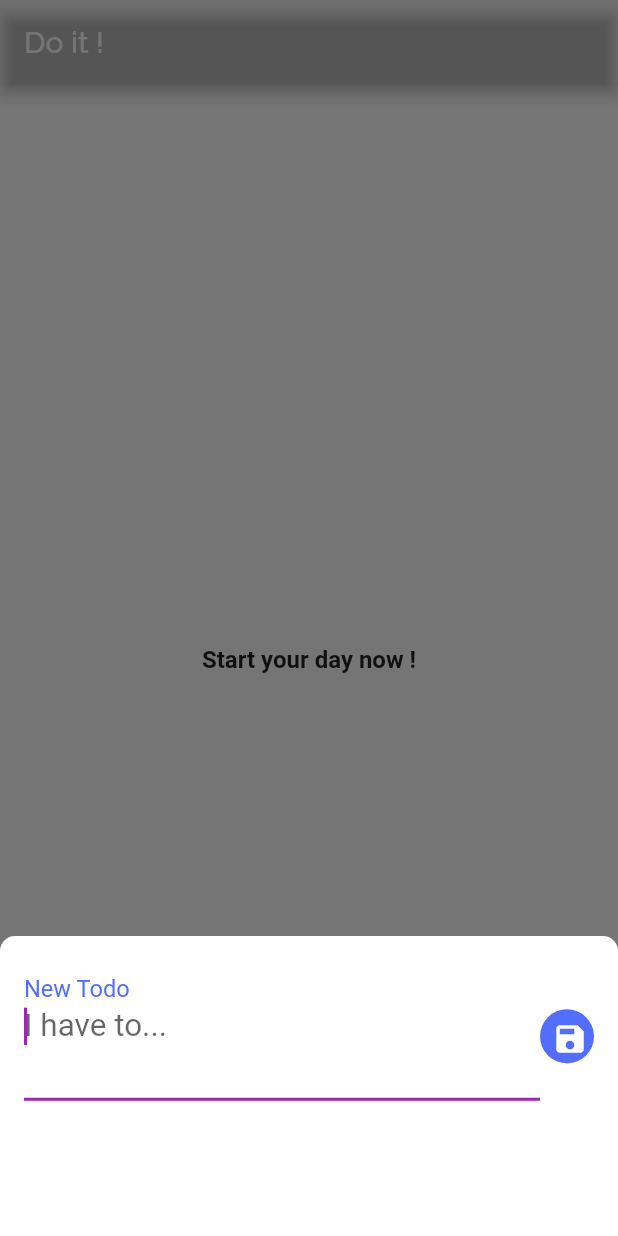
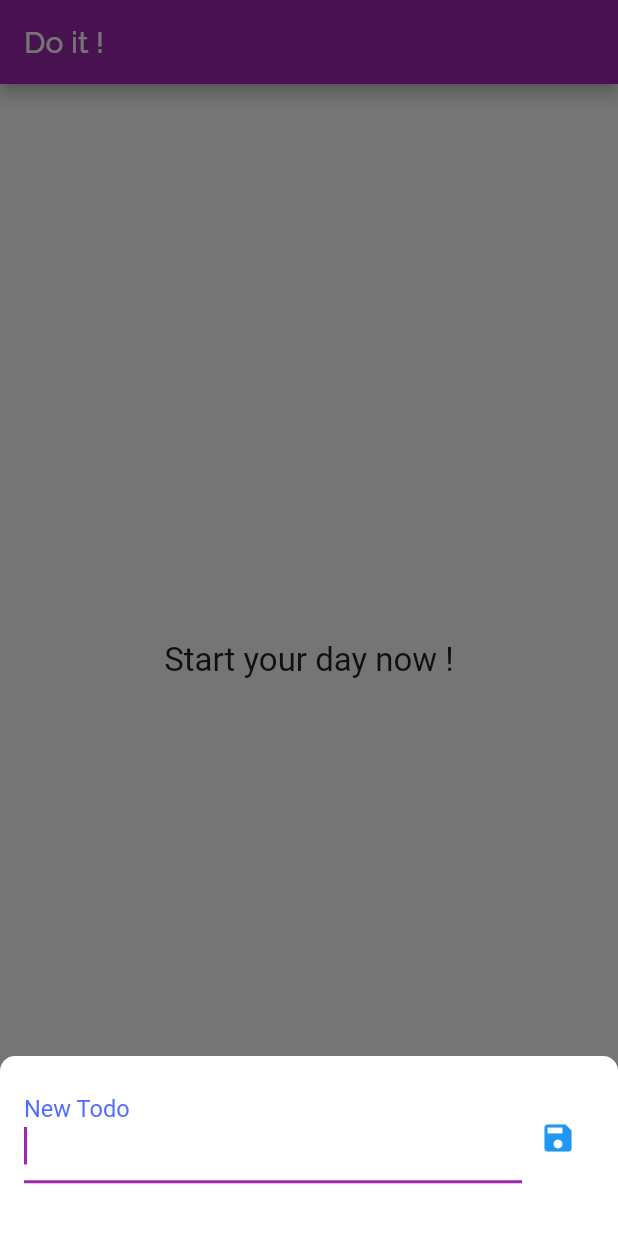
Before and after one commit to fariswidaa/StoringDemo, a Flutter app: the screen it shows after launch, after a tap on the "add" icon, on a phone screen of 412 x 824 dp. Run offline on Flutter 3.47's test engine with Material 2 defaults, Android fonts, the light colour scheme and no system bars; our stand-ins replace google_fonts, sqflite; accounts and stored records are empty.

Commit message:
visual polishing

```diff
--- a/lib/ui/home.dart
+++ b/lib/ui/home.dart
@@ -32,8 +32,10 @@ class _HomeState extends State<Home> {
         title: Text(
           'Do it !',
           style: GoogleFonts.raleway(),
+          // backgroundColor :Colors.black,
         ),
-        backgroundColor: Colors.transparent,
+        // third change
+      //  backgroundColor: Colors.white,
       ),
       body: SafeArea(
         child: Container(
@@ -73,7 +75,7 @@ class _HomeState extends State<Home> {
             child: new Container(
               color: Colors.transparent,
               child: new Container(
-                height: 200.0,
+                height: 120.0,
                 decoration: new BoxDecoration(
                   color: Colors.white,
                   borderRadius: new BorderRadius.only(
@@ -93,12 +95,10 @@ class _HomeState extends State<Home> {
                             child: TextFormField(
                               controller: _todoDescriptionFormController,
                               textInputAction: TextInputAction.newline,
-                              maxLines: 2,
                               style: TextStyle(
                                   fontSize: 21, fontWeight: FontWeight.w400),
                               autofocus: true,
                               decoration: const InputDecoration(
-                                hintText: 'I have to...',
                                 labelText: 'New Todo',
                                 labelStyle: TextStyle(
                                   color: Colors.indigoAccent,
@@ -116,14 +116,11 @@ class _HomeState extends State<Home> {
                           ),
                           Padding(
                             padding: EdgeInsets.only(top: 8.0),
-                            child: CircleAvatar(
-                              backgroundColor: Colors.indigoAccent,
-                              radius: 18,
                             child: IconButton(
                                 icon: Icon(
                                   Icons.save,
                                   size: 24.0,
-                                  color: Colors.white,
+                                  color: Colors.blue,
                                 ),
                                 onPressed: () {
                                   final newTodo = Todo(
@@ -137,7 +134,6 @@ class _HomeState extends State<Home> {
                                     Navigator.pop(context);
                                   }
                                 },
-                              ),
                               ),
                           ),
                         ],
@@ -186,12 +182,11 @@ class _HomeState extends State<Home> {
                   },
                   direction: _dismissDirection,
                   key: new ObjectKey(todo),
-                  child: Card(
-                    shape: RoundedRectangleBorder(
-                      side: BorderSide(color: Colors.grey[200], width: 0.5),
-                      borderRadius: BorderRadius.circular(5),
-                    ),
-                    color: Colors.white,
+                  // first change
+                  // try remove all the widget if error occurs
+                  child: Padding(
+                    padding: EdgeInsets.only(top: 8.0, left: 8.0, right: 8.0),
+                      // second change
                       child: ListTile(
                           leading: InkWell(
                             onTap: () {
@@ -206,12 +201,12 @@ class _HomeState extends State<Home> {
                                 child: todo.is_done
                                     ? Icon(
                                         Icons.done,
-                                    size: 26.0,
+                                        size: 30.0,
                                         color: Colors.indigoAccent,
                                       )
                                     : Icon(
                                         Icons.check_box_outline_blank,
-                                    size: 26.0,
+                                        size: 30.0,
                                         color: Colors.blue,
                                       ),
                               ),
@@ -220,10 +215,11 @@ class _HomeState extends State<Home> {
                           title: Text(
                             todo.description,
                             style: GoogleFonts.raleway(
-                          fontSize: 22.0,
+                              fontSize: 18.0,
                             ),
                           ),
                         ),
+
                   ),
                 );
                 return dismissibleCard;
@@ -245,8 +241,7 @@ class _HomeState extends State<Home> {
       child: Text(
         'Start your day now !',
         style: GoogleFonts.roboto(
-          fontSize: 16.0,
-          fontWeight: FontWeight.bold,
+          fontSize: 22.0,
         ),
         // TextStyle(fontSize: 19, fontWeight: FontWeight.w500),
       ),
```
Lines whose indentation alone changed are shown as unchanged.
